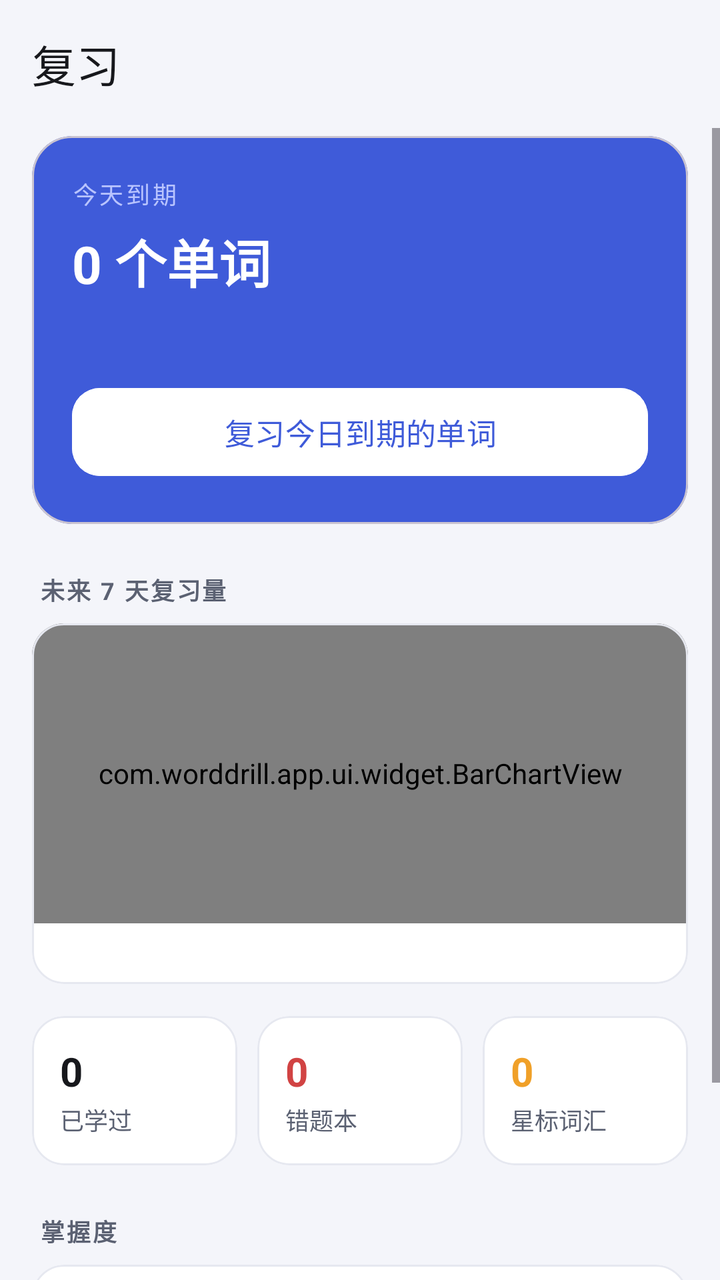
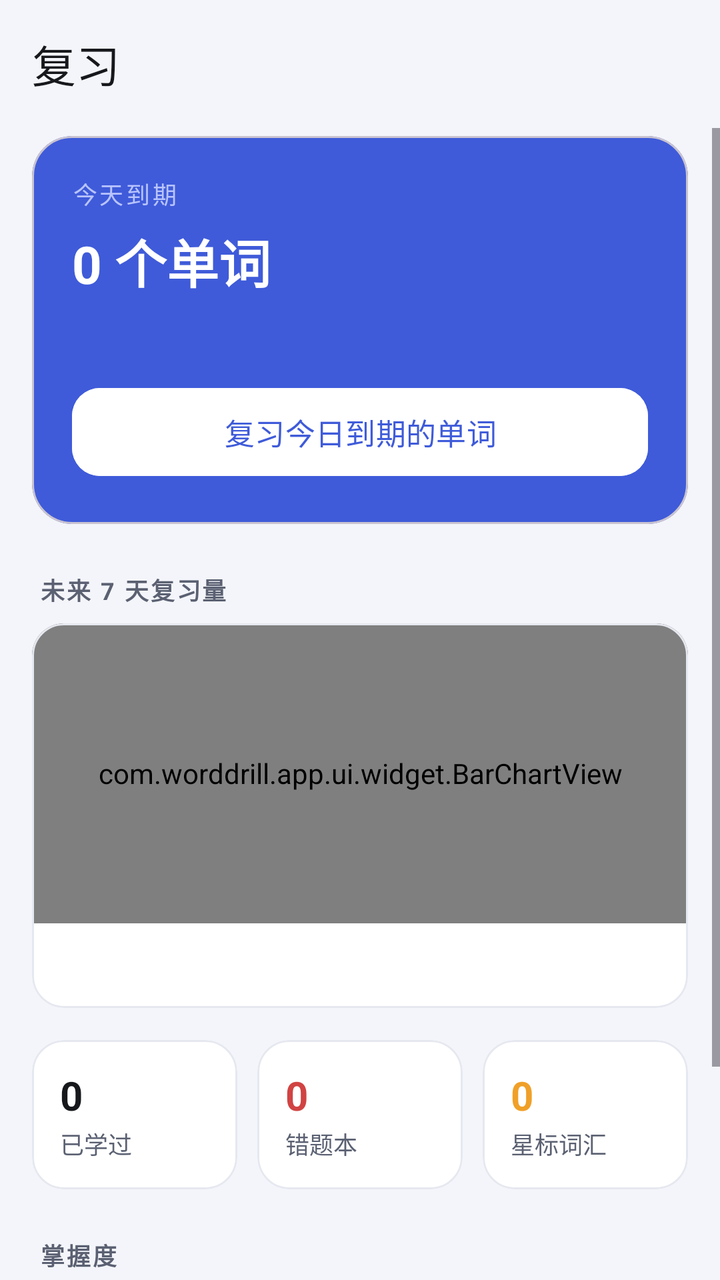

Before-and-after screenshots of an Android layout around one commit, followed by the original layout XML and the change that was made.
<!-- AndroidManifest.xml: application theme Theme.WordDrill -->
<!-- res/layout/fragment_review.xml -->
<?xml version="1.0" encoding="utf-8"?>
<LinearLayout xmlns:android="http://schemas.android.com/apk/res/android"
    xmlns:app="http://schemas.android.com/apk/res-auto"
    android:id="@+id/root"
    android:layout_width="match_parent"
    android:layout_height="match_parent"
    android:background="@color/bg"
    android:orientation="vertical">

    <com.google.android.material.appbar.MaterialToolbar
        android:id="@+id/toolbar"
        style="@style/Toolbar.WordDrill"
        android:layout_width="match_parent"
        android:layout_height="?attr/actionBarSize"
        app:title="@string/tab_review"
        app:titleTextAppearance="@style/TextAppearance.Material3.TitleLarge" />

    <ScrollView
        android:layout_width="match_parent"
        android:layout_height="0dp"
        android:layout_weight="1"
        android:clipToPadding="false"
        android:fillViewport="true">

        <LinearLayout
            android:layout_width="match_parent"
            android:layout_height="wrap_content"
            android:orientation="vertical"
            android:paddingStart="16dp"
            android:paddingTop="4dp"
            android:paddingEnd="16dp"
            android:paddingBottom="24dp">

            <com.google.android.material.card.MaterialCardView
                android:id="@+id/cardDue"
                android:layout_width="match_parent"
                android:layout_height="wrap_content"
                android:clickable="true"
                android:focusable="true"
                android:foreground="?attr/selectableItemBackground"
                app:cardBackgroundColor="@color/brand"
                app:cardCornerRadius="20dp"
                app:cardElevation="0dp">

                <LinearLayout
                    android:layout_width="match_parent"
                    android:layout_height="wrap_content"
                    android:orientation="vertical"
                    android:padding="20dp">

                    <TextView
                        android:layout_width="wrap_content"
                        android:layout_height="wrap_content"
                        android:letterSpacing="0.1"
                        android:text="@string/review_today_label"
                        android:textColor="#B9C4FF"
                        android:textSize="12sp" />

                    <TextView
                        android:id="@+id/tvDue"
                        style="@style/Text.Hero"
                        android:layout_width="wrap_content"
                        android:layout_height="wrap_content"
                        android:layout_marginTop="6dp"
                        android:text="0 个单词" />

                    <TextView
                        android:id="@+id/tvDueSub"
                        android:layout_width="wrap_content"
                        android:layout_height="wrap_content"
                        android:layout_marginTop="8dp"
                        android:textColor="#B9C4FF"
                        android:textSize="12sp" />

                    <com.google.android.material.button.MaterialButton
                        android:id="@+id/btnReview"
                        style="@style/Widget.Material3.Button"
                        android:layout_width="match_parent"
                        android:layout_height="52dp"
                        android:layout_marginTop="16dp"
                        android:backgroundTint="@color/white"
                        android:text="@string/action_review"
                        android:textColor="@color/brand"
                        android:textSize="15sp"
                        app:cornerRadius="14dp" />
                </LinearLayout>
            </com.google.android.material.card.MaterialCardView>

            <TextView
                style="@style/Text.SectionLabel"
                android:layout_width="wrap_content"
                android:layout_height="wrap_content"
                android:layout_marginTop="24dp"
                android:layout_marginStart="4dp"
                android:text="@string/report_forecast" />

            <com.google.android.material.card.MaterialCardView
                android:layout_width="match_parent"
                android:layout_height="wrap_content"
                android:layout_marginTop="8dp"
                app:cardBackgroundColor="@color/surface"
                app:cardCornerRadius="16dp"
                app:cardElevation="0dp"
                app:strokeColor="@color/divider"
                app:strokeWidth="1dp">

                <LinearLayout
                    android:layout_width="match_parent"
                    android:layout_height="wrap_content"
                    android:orientation="vertical">

                    <com.worddrill.app.ui.widget.BarChartView
                        android:id="@+id/chartForecast"
                        android:layout_width="match_parent"
                        android:layout_height="150dp"
                        android:paddingStart="12dp"
                        android:paddingTop="8dp"
                        android:paddingEnd="12dp"
                        android:paddingBottom="8dp" />

                    <TextView
                        android:id="@+id/tvForecast"
                        android:layout_width="match_parent"
                        android:layout_height="wrap_content"
                        android:paddingStart="16dp"
                        android:paddingEnd="16dp"
                        android:paddingBottom="14dp"
                        android:textColor="@color/text_hint"
                        android:textSize="12sp" />
                </LinearLayout>
            </com.google.android.material.card.MaterialCardView>

            <LinearLayout
                android:layout_width="match_parent"
                android:layout_height="wrap_content"
                android:layout_marginTop="16dp"
                android:baselineAligned="false"
                android:orientation="horizontal">

                <com.google.android.material.card.MaterialCardView
                    android:id="@+id/cardLearned"
                    android:layout_width="0dp"
                    android:layout_height="wrap_content"
                    android:layout_marginEnd="5dp"
                    android:layout_weight="1"
                    android:clickable="true"
                    android:focusable="true"
                    android:foreground="?attr/selectableItemBackground"
                    app:cardBackgroundColor="@color/surface"
                    app:cardCornerRadius="16dp"
                    app:cardElevation="0dp"
                    app:strokeColor="@color/divider"
                    app:strokeWidth="1dp">

                    <LinearLayout
                        android:layout_width="match_parent"
                        android:layout_height="wrap_content"
                        android:orientation="vertical"
                        android:padding="14dp">

                        <TextView
                            android:id="@+id/tvLearnedCount"
                            android:layout_width="wrap_content"
                            android:layout_height="wrap_content"
                            android:text="0"
                            android:textColor="@color/text_primary"
                            android:textSize="20sp"
                            android:textStyle="bold" />

                        <TextView
                            android:layout_width="wrap_content"
                            android:layout_height="wrap_content"
                            android:layout_marginTop="2dp"
                            android:text="@string/learned_words"
                            android:textColor="@color/text_secondary"
                            android:textSize="12sp" />
                    </LinearLayout>
                </com.google.android.material.card.MaterialCardView>

                <com.google.android.material.card.MaterialCardView
                    android:id="@+id/cardMistakes"
                    android:layout_width="0dp"
                    android:layout_height="wrap_content"
                    android:layout_marginStart="5dp"
                    android:layout_marginEnd="5dp"
                    android:layout_weight="1"
                    android:clickable="true"
                    android:focusable="true"
                    android:foreground="?attr/selectableItemBackground"
                    app:cardBackgroundColor="@color/surface"
                    app:cardCornerRadius="16dp"
                    app:cardElevation="0dp"
                    app:strokeColor="@color/divider"
                    app:strokeWidth="1dp">

                    <LinearLayout
                        android:layout_width="match_parent"
                        android:layout_height="wrap_content"
                        android:orientation="vertical"
                        android:padding="14dp">

                        <TextView
                            android:id="@+id/tvMistakeCount"
                            android:layout_width="wrap_content"
                            android:layout_height="wrap_content"
                            android:text="0"
                            android:textColor="@color/wrong"
                            android:textSize="20sp"
                            android:textStyle="bold" />

                        <TextView
                            android:layout_width="wrap_content"
                            android:layout_height="wrap_content"
                            android:layout_marginTop="2dp"
                            android:text="@string/mistake_book"
                            android:textColor="@color/text_secondary"
                            android:textSize="12sp" />
                    </LinearLayout>
                </com.google.android.material.card.MaterialCardView>

                <com.google.android.material.card.MaterialCardView
                    android:id="@+id/cardStarred"
                    android:layout_width="0dp"
                    android:layout_height="wrap_content"
                    android:layout_marginStart="5dp"
                    android:layout_weight="1"
                    android:clickable="true"
                    android:focusable="true"
                    android:foreground="?attr/selectableItemBackground"
                    app:cardBackgroundColor="@color/surface"
                    app:cardCornerRadius="16dp"
                    app:cardElevation="0dp"
                    app:strokeColor="@color/divider"
                    app:strokeWidth="1dp">

                    <LinearLayout
                        android:layout_width="match_parent"
                        android:layout_height="wrap_content"
                        android:orientation="vertical"
                        android:padding="14dp">

                        <TextView
                            android:id="@+id/tvStarredCount"
                            android:layout_width="wrap_content"
                            android:layout_height="wrap_content"
                            android:text="0"
                            android:textColor="@color/star"
                            android:textSize="20sp"
                            android:textStyle="bold" />

                        <TextView
                            android:layout_width="wrap_content"
                            android:layout_height="wrap_content"
                            android:layout_marginTop="2dp"
                            android:text="@string/starred_words"
                            android:textColor="@color/text_secondary"
                            android:textSize="12sp" />
                    </LinearLayout>
                </com.google.android.material.card.MaterialCardView>
            </LinearLayout>

            <TextView
                style="@style/Text.SectionLabel"
                android:layout_width="wrap_content"
                android:layout_height="wrap_content"
                android:layout_marginTop="24dp"
                android:layout_marginStart="4dp"
                android:text="@string/report_mastery" />

            <com.google.android.material.card.MaterialCardView
                android:id="@+id/cardMastery"
                android:layout_width="match_parent"
                android:layout_height="wrap_content"
                android:layout_marginTop="8dp"
                android:clickable="true"
                android:focusable="true"
                android:foreground="?attr/selectableItemBackground"
                app:cardBackgroundColor="@color/surface"
                app:cardCornerRadius="16dp"
                app:cardElevation="0dp"
                app:strokeColor="@color/divider"
                app:strokeWidth="1dp">

                <LinearLayout
                    android:layout_width="match_parent"
                    android:layout_height="wrap_content"
                    android:orientation="vertical"
                    android:padding="16dp">

                    <TextView
                        android:id="@+id/tvMasteryTitle"
                        android:layout_width="match_parent"
                        android:layout_height="wrap_content"
                        android:textColor="@color/text_primary"
                        android:textSize="15sp"
                        android:textStyle="bold" />

                    <com.google.android.material.progressindicator.LinearProgressIndicator
                        android:id="@+id/pbMastery"
                        android:layout_width="match_parent"
                        android:layout_height="wrap_content"
                        android:layout_marginTop="12dp"
                        android:max="100"
                        app:indicatorColor="@color/brand"
                        app:trackColor="@color/divider"
                        app:trackCornerRadius="4dp"
                        app:trackStopIndicatorSize="0dp"
                        app:trackThickness="10dp" />

                    <TextView
                        android:id="@+id/tvMasteryDetail"
                        android:layout_width="match_parent"
                        android:layout_height="wrap_content"
                        android:layout_marginTop="12dp"
                        android:lineSpacingExtra="3dp"
                        android:textColor="@color/text_secondary"
                        android:textSize="12sp" />
                </LinearLayout>
            </com.google.android.material.card.MaterialCardView>
        </LinearLayout>
    </ScrollView>
</LinearLayout>
<!-- resources referenced by this layout -->
<resources>
  <color name="bg">#F4F5FA</color>
  <color name="brand">#3F5BD9</color>
  <color name="divider">#E6E8F0</color>
  <color name="star">#F0A028</color>
  <color name="surface">#FFFFFF</color>
  <color name="text_hint">#9AA0B0</color>
  <color name="text_primary">#17181C</color>
  <color name="text_secondary">#5B6172</color>
  <color name="white">#FFFFFF</color>
  <color name="wrong">#D14343</color>
  <string name="action_review">复习今日到期的单词</string>
  <string name="learned_words">已学过</string>
  <string name="mistake_book">错题本</string>
  <string name="report_forecast">未来 7 天复习量</string>
  <string name="report_mastery">掌握度</string>
  <string name="review_today_label">今天到期</string>
  <string name="starred_words">星标词汇</string>
  <string name="tab_review">复习</string>
  <style name="Text.Hero" parent="">
          <item name="android:textSize">26sp</item>
          <item name="android:textColor">@color/white</item>
          <item name="android:textStyle">bold</item>
      </style>
  <style name="Text.SectionLabel" parent="">
          <item name="android:textSize">12sp</item>
          <item name="android:textColor">@color/text_secondary</item>
          <item name="android:letterSpacing">0.08</item>
          <item name="android:textStyle">bold</item>
      </style>
  <style name="Toolbar.WordDrill" parent="Widget.Material3.Toolbar">
          <item name="android:background">@color/bg</item>
          <item name="titleTextColor">@color/text_primary</item>
          <item name="subtitleTextColor">@color/text_secondary</item>
          <item name="navigationIconTint">@color/text_primary</item>
      </style>
  <style name="Theme.WordDrill" parent="Theme.Material3.DayNight.NoActionBar">
          <item name="colorPrimary">@color/brand</item>
          <item name="colorOnPrimary">@color/white</item>
          <item name="colorPrimaryContainer">@color/brand_container</item>
          <item name="colorOnPrimaryContainer">@color/brand_dark</item>
          <item name="colorSecondary">@color/accent</item>
          <item name="colorSurface">@color/surface</item>
          <item name="android:colorBackground">@color/bg</item>
          <item name="android:windowBackground">@color/bg</item>
          <item name="android:statusBarColor">@color/bg</item>
          <item name="android:navigationBarColor">@color/bg</item>
          <item name="android:windowLightStatusBar">@bool/light_status_bar</item>
      </style>
  <color name="brand_container">#E4E9FF</color>
  <color name="brand_dark">#1D2B6B</color>
  <color name="accent">#F2A03D</color>
</resources>

<!-- the commit's change to res/layout/fragment_review.xml (unified diff, before → after) -->
@@ -123,6 +123,7 @@
                         android:layout_width="match_parent"
                         android:layout_height="wrap_content"
                         android:paddingStart="16dp"
+                        android:paddingTop="12dp"
                         android:paddingEnd="16dp"
                         android:paddingBottom="14dp"
                         android:textColor="@color/text_hint"
